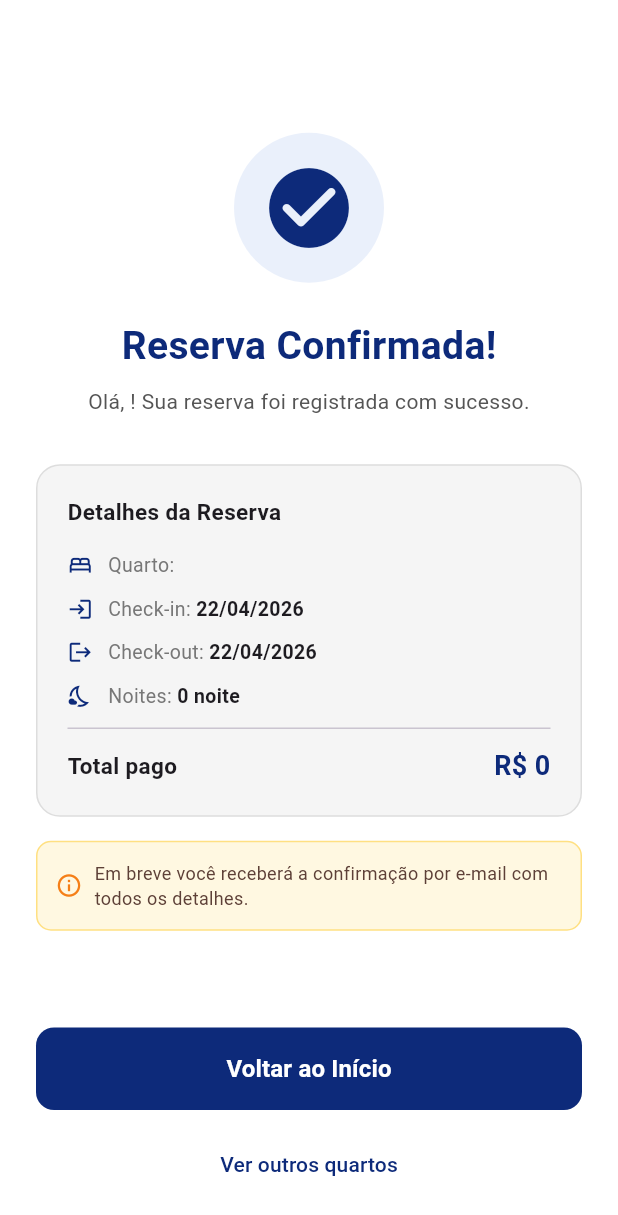
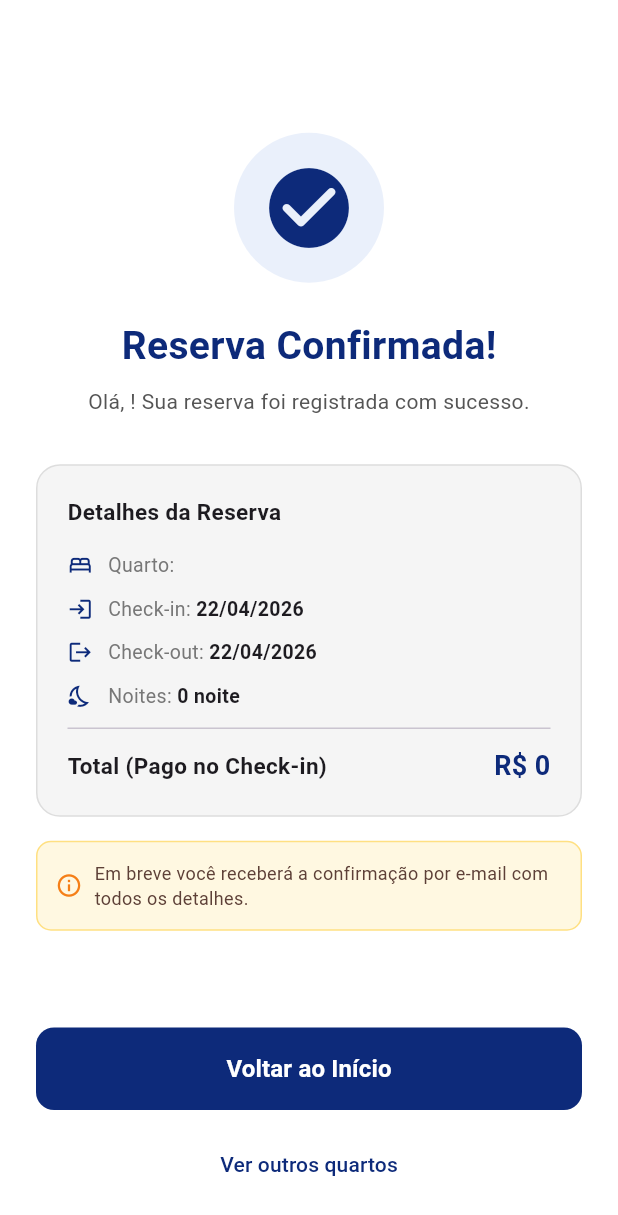
Before and after one commit to Tesch-MatheusG/BarraHotel_App01, a Flutter app: the _TelaSucesso screen opened directly with empty values, on a phone screen of 412 x 824 dp. Shown: the top 1215 px of the screen. Run offline on Flutter 3.47's test engine with Material 3 defaults, Android fonts, the light colour scheme and no system bars; accounts and stored records are empty.

Commit message:
chore: Mudança em alguns itens da reserva page para deixar o código mais limpo

```diff
--- a/src/lib/app/views/login_page.dart
+++ b/src/lib/app/views/login_page.dart
@@ -1,3 +1,4 @@
+import 'package:atividadep1/app/data/sessao.dart';
 import 'package:flutter/material.dart';
 import '../views/cores.dart';
 import '../viewmodels/login_viewmodel.dart';
@@ -107,6 +108,7 @@ class _LoginPageState extends State<LoginPage> {
                         );
 
                         if (user != null) {
+                          Sessao.iniciar(user);
                           Navigator.pushReplacementNamed(context, '/home');
                         } else {
                           ScaffoldMessenger.of(context).showSnackBar(
--- a/src/lib/app/views/reserva_page.dart
+++ b/src/lib/app/views/reserva_page.dart
@@ -734,7 +734,7 @@ class _TelaSucesso extends StatelessWidget {
                       mainAxisAlignment: MainAxisAlignment.spaceBetween,
                       children: [
                         const Text(
-                          'Total pago',
+                          'Total (Pago no Check-in)',
                           style: TextStyle(
                             fontWeight: FontWeight.bold,
                             fontSize: 15,
```
Also changed, not shown: src/lib/app/data/sessao.dart (+13 -0 lines).
